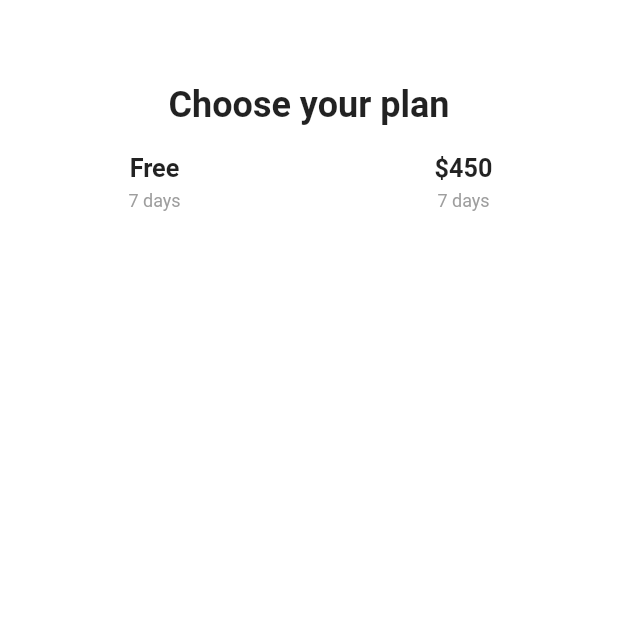
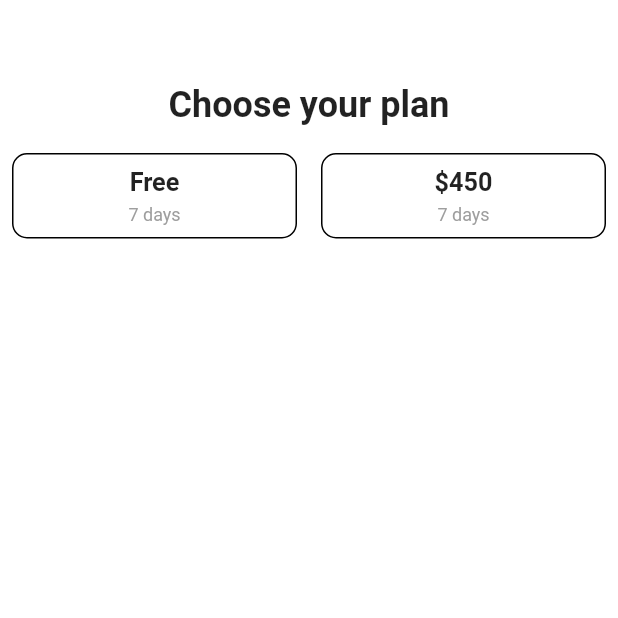
Before and after one commit to eoeefosa/loginScreen, a Flutter app: the CheckoutOnePage screen opened directly, on a phone screen of 412 x 824 dp, the top half of it. Run offline on Flutter 3.47's test engine with Material 2 defaults, Android fonts, the phone set to English and light mode, and no system bars; our stand-ins replace firebase_auth, firebase_core; accounts and stored records are empty.

```diff
--- a/lib/checkout1.dart
+++ b/lib/checkout1.dart
@@ -25,7 +25,11 @@ class CheckoutOnePage extends StatelessWidget {
                 Expanded(
                   child: Container(
                     margin: EdgeInsets.symmetric(vertical: 8.0, horizontal: 8.0),
-                    decoration: BoxDecoration(borderRadius: BorderRadius.circular(16.0)),
+                    decoration: BoxDecoration(
+                      borderRadius: BorderRadius.circular(10.0),
+                      border: Border.all(),
+                    ),
+                    padding: EdgeInsets.all(8.0),
                     child: Column(
                       children: [
                         Text(
@@ -45,7 +49,11 @@ class CheckoutOnePage extends StatelessWidget {
                 Expanded(
                   child: Container(
                     margin: EdgeInsets.symmetric(vertical: 8.0, horizontal: 8.0),
-                    decoration: BoxDecoration(borderRadius: BorderRadius.circular(16.0)),
+                    decoration: BoxDecoration(
+                      borderRadius: BorderRadius.circular(10.0),
+                      border: Border.all(),
+                    ),
+                    padding: EdgeInsets.all(8.0),
                     child: Column(
                       children: [
                         Text(
```
